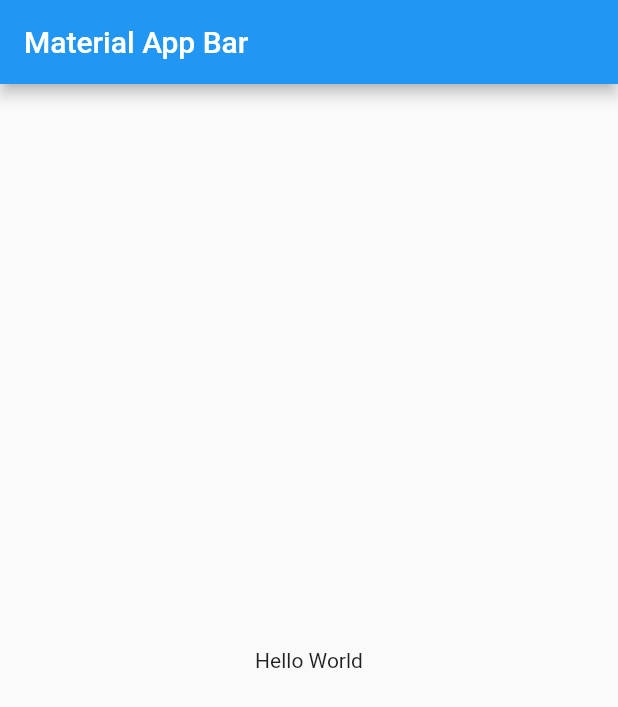
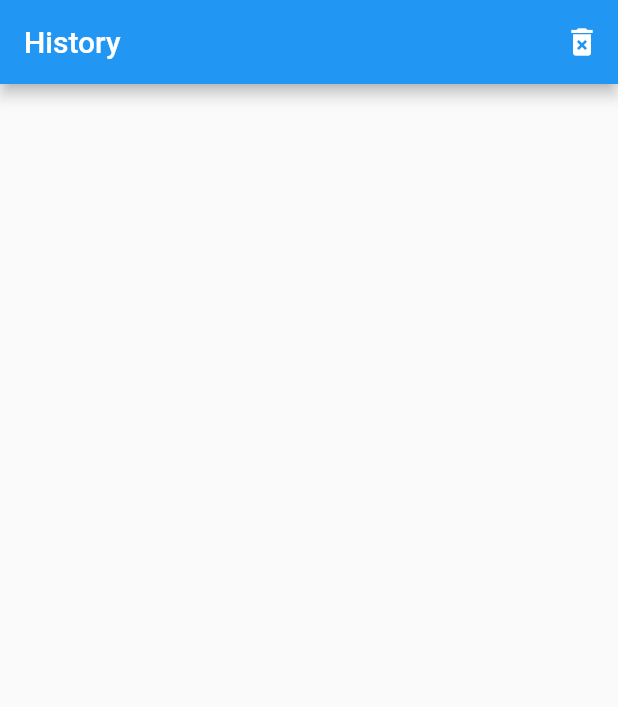
Before and after one commit to JordiDeSanta/QRScanner, a Flutter app: the screen it shows after launch, on a phone screen of 412 x 824 dp. Shown: the top 707 px of the screen. Run offline on Flutter 3.47's test engine with Material 2 defaults, Android fonts, the phone set to English and light mode, and no system bars.

Commit message:
Initializating Home and Map pages

```diff
--- a/lib/main.dart
+++ b/lib/main.dart
@@ -1,4 +1,6 @@
 import 'package:flutter/material.dart';
+import 'package:qrscanner/src/pages/home_page.dart';
+import 'package:qrscanner/src/pages/map_page.dart';
 
 void main() => runApp(MyApp());
 
@@ -6,17 +8,12 @@ class MyApp extends StatelessWidget {
   @override
   Widget build(BuildContext context) {
     return MaterialApp(
-      title: 'Material App',
-      home: Scaffold(
-        appBar: AppBar(
-          title: Text('Material App Bar'),
-        ),
-        body: Center(
-          child: Container(
-            child: Text('Hello World'),
-          ),
-        ),
-      ),
+      title: 'QR Scanner',
+      initialRoute: 'home',
+      routes: {
+        'home': (BuildContext context) => HomePage(),
+        'map': (BuildContext context) => MapPage(),
+      },
     );
   }
 }
--- /dev/null
+++ b/lib/src/pages/home_page.dart
@@ -0,0 +1,20 @@
+import 'package:flutter/material.dart';
+
+class HomePage extends StatelessWidget {
+  const HomePage({Key key}) : super(key: key);
+
+  @override
+  Widget build(BuildContext context) {
+    return Scaffold(
+      appBar: AppBar(
+        title: Text('History'),
+        actions: [
+          IconButton(
+            icon: Icon(Icons.delete_forever),
+            onPressed: () {},
+          ),
+        ],
+      ),
+    );
+  }
+}
--- /dev/null
+++ b/lib/src/pages/map_page.dart
@@ -0,0 +1,14 @@
+import 'package:flutter/material.dart';
+
+class MapPage extends StatelessWidget {
+  const MapPage({Key key}) : super(key: key);
+
+  @override
+  Widget build(BuildContext context) {
+    return Scaffold(
+      appBar: AppBar(
+        title: Text('Map Page'),
+      ),
+    );
+  }
+}
```
